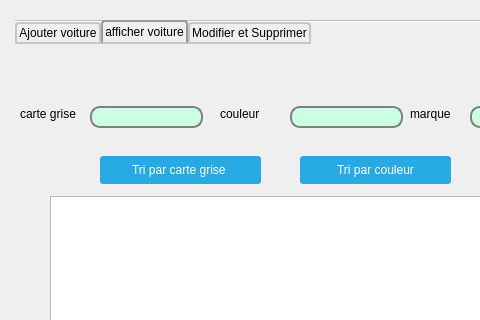
Above: voiture.ui from melek007/smart_wedding_2a09 before the change; both pictures show x 0 to 480 and y 0 to 320 of the 1218 by 663 pixel window. Below: the same form after it.
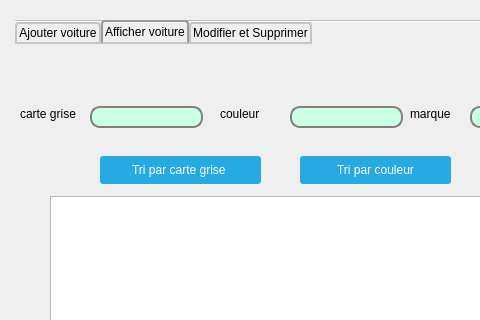
That is the form after the change. The open tabs and pages were chosen to show the change.

```diff
--- a/voiture.ui
+++ b/voiture.ui
@@ -321,7 +321,7 @@
    </widget>
    <widget class="QWidget" name="tab_3">
     <attribute name="title">
-     <string>afficher voiture</string>
+     <string>Afficher voiture</string>
     </attribute>
     <widget class="QTableView" name="table_voiture">
      <property name="geometry">
```
Left out of the diff: 13 changed lines with no effect on the pictures.
